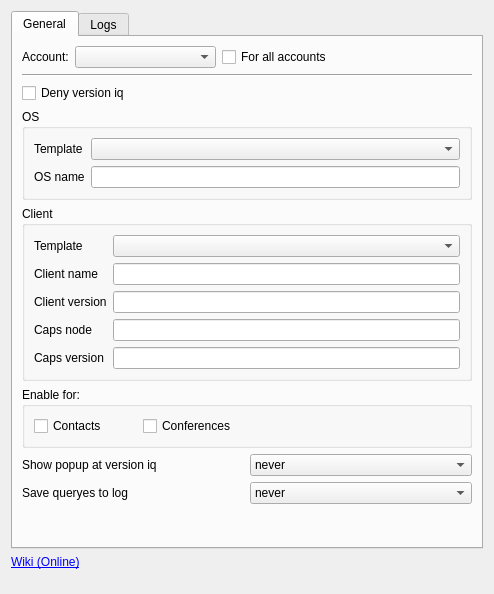
psi-im/plugins, file generic/clientswitcherplugin/options.ui: the form before one commit.
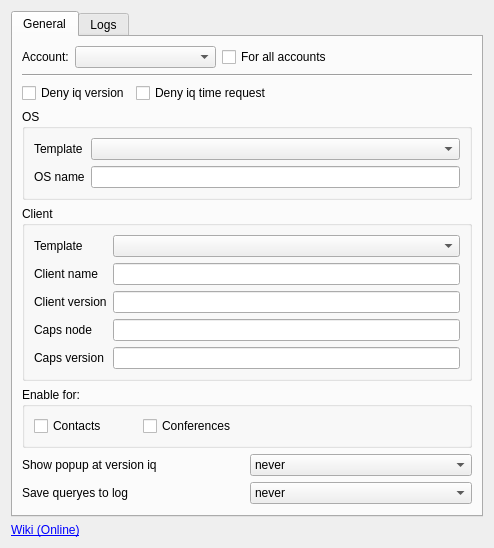
The form after the commit.

What changed in the file:
```diff
--- a/generic/clientswitcherplugin/options.ui
+++ b/generic/clientswitcherplugin/options.ui
@@ -7,7 +7,7 @@
     <x>0</x>
     <y>0</y>
     <width>494</width>
-    <height>594</height>
+    <height>527</height>
    </rect>
   </property>
   <property name="windowTitle">
@@ -77,7 +77,14 @@
          <item>
           <widget class="QCheckBox" name="cb_lockrequ">
            <property name="text">
-            <string>Deny version iq</string>
+            <string>Deny iq version</string>
+           </property>
+          </widget>
+         </item>
+         <item>
+          <widget class="QCheckBox" name="cb_locktimerequ">
+           <property name="text">
+            <string>Deny iq time request</string>
            </property>
           </widget>
          </item>
@@ -321,7 +328,7 @@
          <property name="sizeHint" stdset="0">
           <size>
            <width>20</width>
-           <height>16</height>
+           <height>0</height>
           </size>
          </property>
         </spacer>
```
Left out of the diff: 5 changed lines with no effect on the pictures.
